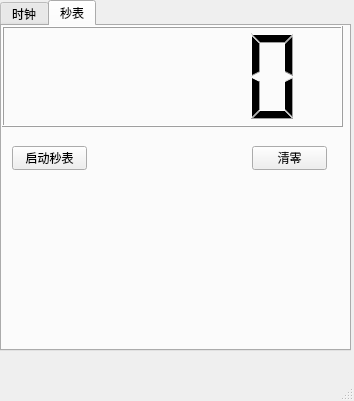
First picture: the form in mainwin.ui, repository ReturnZeroGirl/pyqt_clock, before the edit.
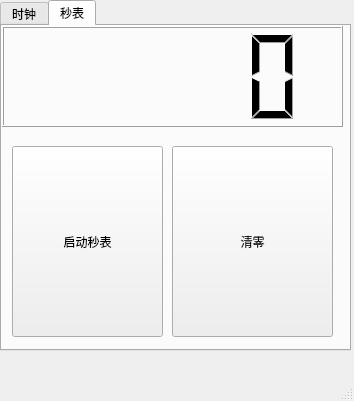
Second picture: the form after the edit. The open tabs and pages were chosen to show the change.

The edit to the form file:
```diff
--- a/mainwin.ui
+++ b/mainwin.ui
@@ -128,8 +128,8 @@
        <rect>
         <x>10</x>
         <y>120</y>
-        <width>75</width>
-        <height>24</height>
+        <width>151</width>
+        <height>191</height>
        </rect>
       </property>
       <property name="text">
@@ -139,10 +139,10 @@
      <widget class="QPushButton" name="pushButton_2">
       <property name="geometry">
        <rect>
-        <x>250</x>
+        <x>170</x>
         <y>120</y>
-        <width>75</width>
-        <height>24</height>
+        <width>161</width>
+        <height>191</height>
        </rect>
       </property>
       <property name="text">
```
Left out of the diff: 4 changed lines with no effect on the pictures.
